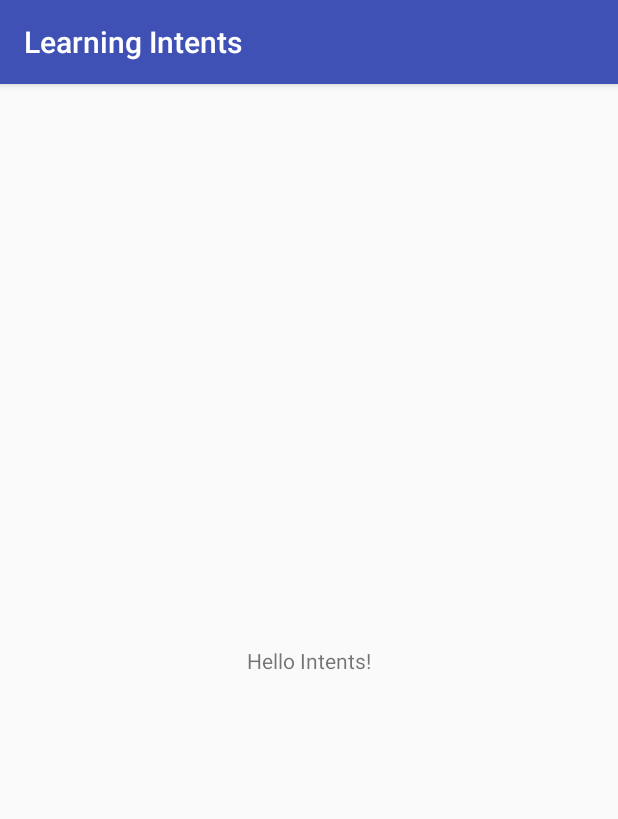
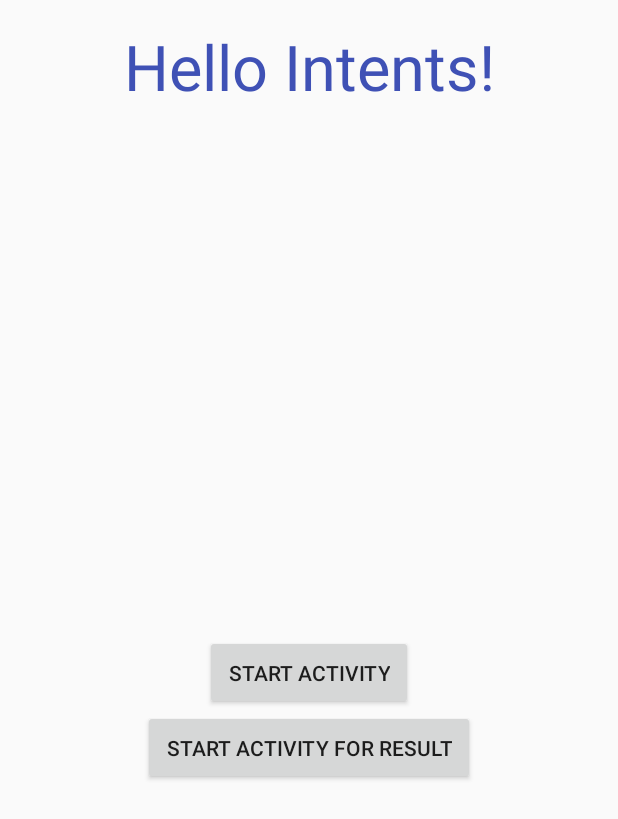
Before and after one commit to im-aditya/learning-android, an Android app: the screen it shows after launch (MainActivity), on a phone screen of 412 x 824 dp. Shown: the top 819 px of the screen. Run offline under Robolectric (Android 15) with nearby library versions, the phone set to English and light mode, and no system bars.

Commit message:
- Started an activity using explicit intent - Received results from another activity using Intent

```diff
--- a/LearningIntents/app/src/main/AndroidManifest.xml
+++ b/LearningIntents/app/src/main/AndroidManifest.xml
@@ -16,6 +16,8 @@
                 <category android:name="android.intent.category.LAUNCHER"/>
             </intent-filter>
         </activity>
+        <activity android:name=".ChildActivity">
+        </activity>
     </application>
 
 </manifest>
--- a/LearningIntents/app/src/main/java/com/learningandroid/learningintents/MainActivity.java
+++ b/LearningIntents/app/src/main/java/com/learningandroid/learningintents/MainActivity.java
@@ -1,15 +1,81 @@
 package com.learningandroid.learningintents;
 
+import android.content.Intent;
+import android.net.Uri;
+import android.provider.ContactsContract;
 import android.support.v7.app.AppCompatActivity;
 import android.os.Bundle;
+import android.view.View;
+import android.widget.Button;
+import android.widget.Toast;
 
 public class MainActivity extends AppCompatActivity
 {
+    static final int PICK_CONTACT_REQUEST = 1;  // request code
+
+    private Button btnStartActivity;
+    private Button btnStartActivityForResult;
 
     @Override
     protected void onCreate(Bundle savedInstanceState)
     {
         super.onCreate(savedInstanceState);
         setContentView(R.layout.activity_main);
+
+        //TODO : start another activity for result
+        //TODO : Exchange data
+
+        //TODO : start a service
+        //TODO : start a bounded service
+        //TODO : deliver a broadcast
+        //TODO : pending intent
+
+        btnStartActivity = this.findViewById(R.id.btn_start_activity);
+        btnStartActivityForResult = this.findViewById(R.id.btn_start_activity_for_result);
+
+        btnStartActivity.setOnClickListener(new View.OnClickListener()
+        {
+            @Override
+            public void onClick(View view)
+            {
+                //starting another activity
+                startChildActivity();
+            }
+        });
+
+        btnStartActivityForResult.setOnClickListener(new View.OnClickListener()
+        {
+            @Override
+            public void onClick(View view)
+            {
+                //starting another activity for result
+                startChildActivityForResult();
+            }
+        });
+    }
+
+    private void startChildActivity()
+    {
+        Intent intent = new Intent(this, ChildActivity.class);
+        this.startActivity(intent);
+    }
+
+    private void startChildActivityForResult()
+    {
+        Intent pickContactIntent = new Intent(Intent.ACTION_PICK, Uri.parse("content://contacts"));
+        pickContactIntent.setType(ContactsContract.CommonDataKinds.Phone.CONTENT_TYPE);
+        this.startActivityForResult(pickContactIntent, PICK_CONTACT_REQUEST);
+    }
+
+    @Override
+    protected void onActivityResult(int requestCode, int resultCode, Intent data)
+    {
+        if(requestCode == PICK_CONTACT_REQUEST) {
+            if(resultCode == RESULT_OK) {
+                Toast.makeText(this, "Data received: " + data.getDataString(), Toast.LENGTH_SHORT).show();
+            } else {
+                Toast.makeText(this, "User canceled the action..", Toast.LENGTH_SHORT).show();
+            }
+        }
     }
 }
--- a/LearningIntents/app/src/main/res/layout/activity_main.xml
+++ b/LearningIntents/app/src/main/res/layout/activity_main.xml
@@ -8,12 +8,36 @@
     tools:context="com.learningandroid.learningintents.MainActivity">
 
     <TextView
+        android:id="@+id/tv_title"
         android:layout_width="wrap_content"
         android:layout_height="wrap_content"
+        android:layout_marginTop="16dp"
         android:text="@string/hello_intents"
-        app:layout_constraintBottom_toBottomOf="parent"
+        android:textColor="@color/colorPrimary"
+        android:textSize="42sp"
         app:layout_constraintLeft_toLeftOf="parent"
         app:layout_constraintRight_toRightOf="parent"
         app:layout_constraintTop_toTopOf="parent"/>
 
+    <Button
+        android:id="@+id/btn_start_activity"
+        android:layout_width="wrap_content"
+        android:layout_height="wrap_content"
+        android:padding="15dp"
+        android:text="@string/start_activity"
+        app:layout_constraintBottom_toBottomOf="parent"
+        app:layout_constraintEnd_toEndOf="parent"
+        app:layout_constraintStart_toStartOf="parent"
+        app:layout_constraintTop_toBottomOf="@+id/tv_title"/>
+
+    <Button
+        android:id="@+id/btn_start_activity_for_result"
+        android:layout_width="wrap_content"
+        android:layout_height="wrap_content"
+        android:padding="15dp"
+        android:text="@string/start_activity_for_result"
+        app:layout_constraintEnd_toEndOf="parent"
+        app:layout_constraintStart_toStartOf="parent"
+        app:layout_constraintTop_toBottomOf="@+id/btn_start_activity"/>
+
 </android.support.constraint.ConstraintLayout>
--- a/LearningIntents/app/src/main/res/values/strings.xml
+++ b/LearningIntents/app/src/main/res/values/strings.xml
@@ -1,4 +1,7 @@
 <resources>
     <string name="app_name">Learning Intents</string>
     <string name="hello_intents">Hello Intents!</string>
+    <string name="start_activity">Start activity</string>
+    <string name="start_activity_for_result">Start activity for result</string>
+    <string name="child_tv_default_message">Child Activity</string>
 </resources>
--- a/LearningIntents/app/src/main/res/values/styles.xml
+++ b/LearningIntents/app/src/main/res/values/styles.xml
@@ -1,7 +1,7 @@
 <resources>
 
     <!-- Base application theme. -->
-    <style name="AppTheme" parent="Theme.AppCompat.Light.DarkActionBar">
+    <style name="AppTheme" parent="Theme.AppCompat.Light.NoActionBar">
         <!-- Customize your theme here. -->
         <item name="colorPrimary">@color/colorPrimary</item>
         <item name="colorPrimaryDark">@color/colorPrimaryDark</item>
```
Also changed, not shown: LearningIntents/app/src/main/java/com/learningandroid/learningintents/ChildActivity.java (added, +15 -0 lines), LearningIntents/app/src/main/res/layout/activity_child.xml (added, +22 -0 lines).
